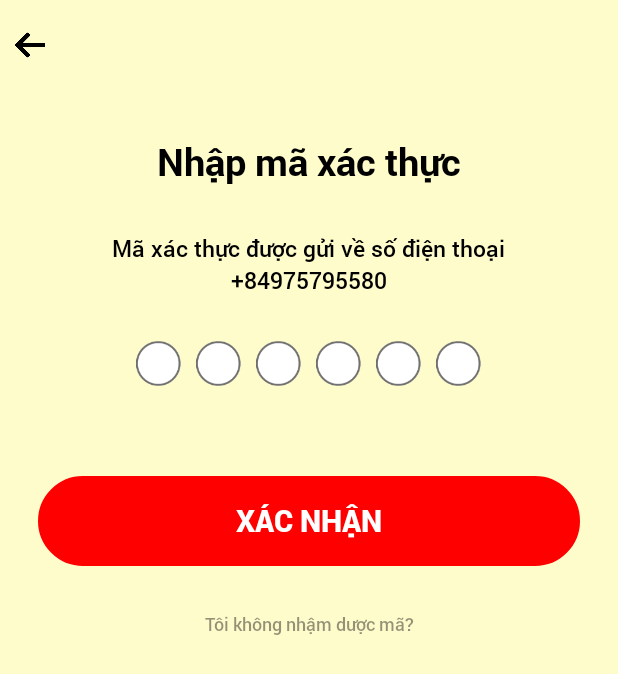
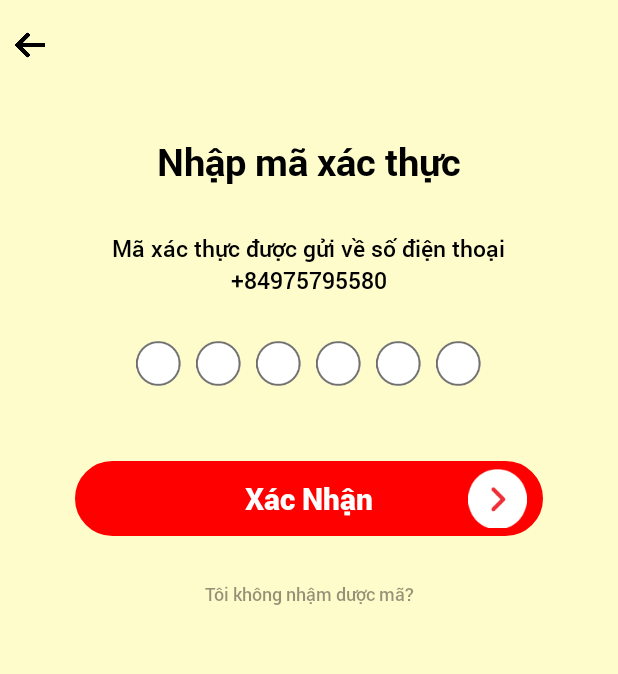
Before and after one commit to HarryNguyen99/Android005, an Android app: the layout nhapmaxacthuc_layout.xml on its own in the app's theme, with its tools: preview values and no code run, on a phone screen of 412 x 824 dp. Shown: the top 674 px of the screen. Run offline under Robolectric (Android 15) with nearby library versions, the phone set to English and light mode, and no system bars.

Commit message:
chỉnh sủa nhập mã xác thực

```diff
--- a/SOURCE/app/src/main/res/layout/nhapmaxacthuc_layout.xml
+++ b/SOURCE/app/src/main/res/layout/nhapmaxacthuc_layout.xml
@@ -86,17 +86,32 @@
 
     </LinearLayout>
 
-    <TextView
+    <RelativeLayout
         android:layout_width="match_parent"
-        android:layout_height="60dp"
-        android:layout_marginHorizontal="25dp"
-        android:layout_marginTop="60dp"
-        android:background="@drawable/red_round_login"
-        android:fontFamily="@font/roboto_black"
-        android:gravity="center"
-        android:text="XÁC NHẬN"
-        android:textColor="#ffff"
-        android:textSize="20sp" />
+        android:layout_height="wrap_content"
+        android:layout_marginHorizontal="50dp"
+        android:layout_marginTop="50dp"
+        android:background="@drawable/red_round_login">
+
+        <TextView
+            android:layout_width="wrap_content"
+            android:layout_height="wrap_content"
+            android:layout_centerInParent="true"
+            android:fontFamily="@font/roboto_black"
+            android:gravity="center"
+            android:text="Xác Nhận"
+            android:textColor="#ffff"
+            android:textSize="20sp" />
+
+        <ImageView
+            android:layout_width="50dp"
+            android:layout_height="50dp"
+            android:layout_alignParentRight="true"
+            android:layout_marginRight="5dp"
+            android:padding="5dp"
+            android:src="@mipmap/ic_muiten_bt" />
+
+    </RelativeLayout>
 
     <TextView
         android:layout_width="match_parent"
```
